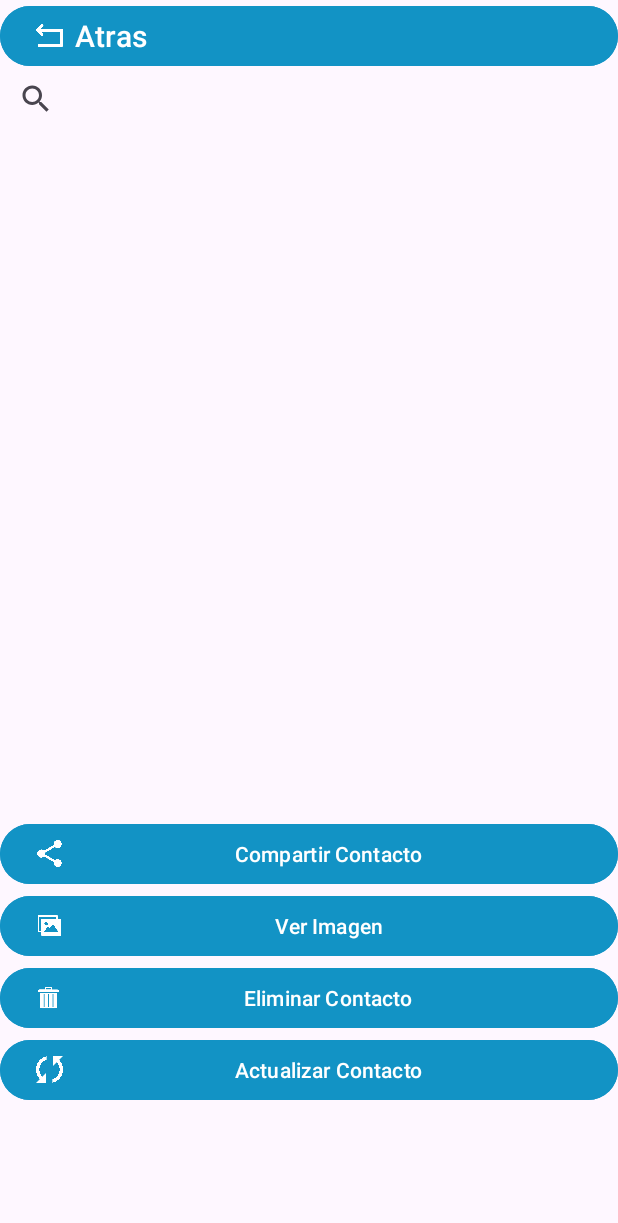
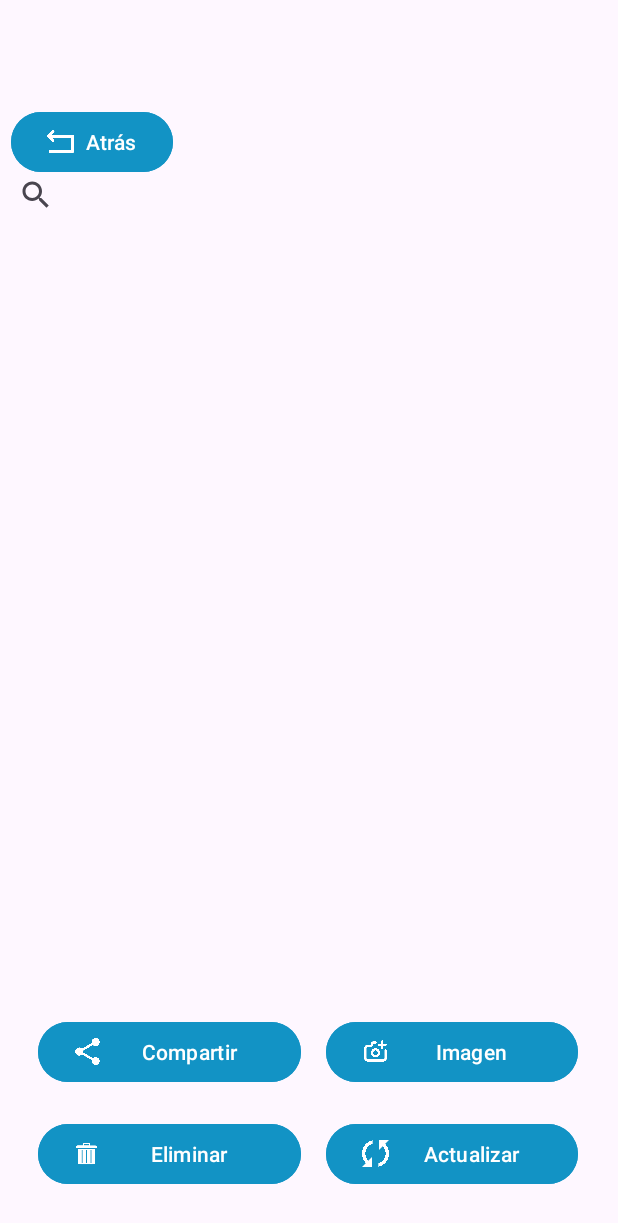
Before and after one commit to alfaken90/PM1E10040--0339, an Android app: the ActivityList screen opened directly, with no data from a screen before it, on a phone screen of 412 x 824 dp. Shown: the top 1223 px of the screen. Run offline under Robolectric (Android 15) with nearby library versions, the phone set to English and light mode, and no system bars; 1 statement that could not run was skipped.

Commit message:
MODIFICACION 22:00 ACTIVITY LIST

```diff
--- a/app/src/main/java/com/example/examen1pm1/ActivityList.java
+++ b/app/src/main/java/com/example/examen1pm1/ActivityList.java
@@ -13,25 +13,16 @@ import android.widget.Button;
 import android.widget.ListView;
 import android.widget.Toast;
 
-import com.example.examen1pm1.Conexion.SQLiteConexion;
-import com.example.examen1pm1.Conexion.Transacciones;
-import com.example.examen1pm1.Models.Contactos;
-
 import java.util.ArrayList;
 
 public class ActivityList extends AppCompatActivity {
-    SQLiteConexion conexion;
-    ListView listcontactos;
+
     Button btnregresar;
-    ArrayList<Contactos> lista;
-    ArrayList<String> Arreglocontactos;
 
     @Override
     protected void onCreate(Bundle savedInstanceState) {
         super.onCreate(savedInstanceState);
-        setContentView(R.layout.activity_list);
-
-        btnregresar = (Button) findViewById(R.id.btnregresar);
+        setContentView(R.layout.activity_lista);
 
         btnregresar.setOnClickListener(new View.OnClickListener() {
             @Override
@@ -41,51 +32,5 @@ public class ActivityList extends AppCompatActivity {
             }
         });
 
-        conexion = new SQLiteConexion(this, Transacciones.NameDatabase, null, 1);
-        listcontactos = (ListView) findViewById(R.id.listcontactos);
-
-        ObtenerTabla();
-
-        ArrayAdapter adp = new ArrayAdapter(this, android.R.layout.simple_list_item_1, Arreglocontactos);
-        listcontactos.setAdapter(adp);
-
-        listcontactos.setOnItemClickListener(new AdapterView.OnItemClickListener() {
-            @Override
-            public void onItemClick(AdapterView<?> adapterView, View view, int i, long l) {
-                String selectedItem = (String) adapterView.getItemAtPosition(i);
-                Toast.makeText(getApplicationContext(), "Seleccionaste: " + selectedItem, Toast.LENGTH_SHORT).show();
-            }
-        });
     }
-
-        private void ObtenerTabla ()
-        {
-            SQLiteDatabase db = conexion.getReadableDatabase();
-            Contactos contac = null;
-            lista = new ArrayList<Contactos>();
-
-            Cursor cursor = db.rawQuery(Transacciones.SelectTableContactos, null);
-
-            while (cursor.moveToNext()) {
-                contac = new Contactos();
-                contac.setId(cursor.getInt(0));
-                contac.setNombre(cursor.getString(1));
-                contac.setTelefono(cursor.getString(2));
-                contac.setNota(cursor.getString(3));
-                lista.add(contac);
-            }
-            cursor.close();
-            fillList();
-        }
-
-        private void fillList () {
-            Arreglocontactos = new ArrayList<String>();
-
-            for (int i = 0; i < lista.size(); i++) {
-                Arreglocontactos.add(lista.get(i).getId() + " - "
-                        + lista.get(i).getNombre() + " - "
-                        + lista.get(i).getTelefono() + " - "
-                        + lista.get(i).getNota());
-            }
-        }
 }
--- a/app/src/main/java/com/example/examen1pm1/Conexion/SQLiteConexion.java
+++ /dev/null
@@ -1,26 +0,0 @@
-package com.example.examen1pm1.Conexion;
-
-import android.content.Context;
-import android.database.sqlite.SQLiteDatabase;
-import android.database.sqlite.SQLiteOpenHelper;
-
-import androidx.annotation.Nullable;
-
-public class SQLiteConexion extends SQLiteOpenHelper {
-
-    public SQLiteConexion(@Nullable Context context,
-                          @Nullable String nombre,
-                          @Nullable SQLiteDatabase.CursorFactory factory, int version) {
-        super(context, nombre, factory, version);
-    }
-
-    @Override
-    public void onCreate(SQLiteDatabase sqLiteDatabase) {
-        sqLiteDatabase.execSQL(Transacciones.CreateTableContactos);
-    }
-    @Override
-    public void onUpgrade(SQLiteDatabase db, int oldVersion, int newVersion) {
-        db.execSQL(Transacciones.DROPTableContactos);
-        onCreate(db);
-    }
-}
--- a/app/src/main/java/com/example/examen1pm1/MainActivity.java
+++ b/app/src/main/java/com/example/examen1pm1/MainActivity.java
@@ -24,8 +24,6 @@ import android.widget.ImageView;
 import android.widget.Spinner;
 import android.widget.Toast;
 
-import com.example.examen1pm1.Conexion.SQLiteConexion;
-import com.example.examen1pm1.Conexion.Transacciones;
 import com.example.examen1pm1.db.DbContactos;
 import com.example.examen1pm1.db.dbPaises;
 import com.example.examen1pm1.modelos.paises;
--- a/app/src/main/res/layout/activity_list.xml
+++ /dev/null
@@ -1,63 +0,0 @@
-<?xml version="1.0" encoding="utf-8"?>
-<LinearLayout xmlns:android="http://schemas.android.com/apk/res/android"
-    xmlns:app="http://schemas.android.com/apk/res-auto"
-    xmlns:tools="http://schemas.android.com/tools"
-    android:layout_width="match_parent"
-    android:layout_height="match_parent"
-    android:orientation="vertical"
-    tools:context=".ActivityList">
-
-        <Button
-            android:id="@+id/btnregresar"
-            android:layout_width="match_parent"
-            android:layout_height="wrap_content"
-            android:backgroundTint="#1293C5"
-            android:text="Atras"
-            android:textAlignment="viewStart"
-            android:textSize="20dp"
-            app:icon="@drawable/regresaar" />
-
-        <SearchView
-            android:layout_width="match_parent"
-            android:layout_height="36dp" />
-
-        <ListView
-            android:id="@+id/listcontactos"
-            android:layout_width="wrap_content"
-            android:layout_height="461dp" />
-
-        <Button
-            android:id="@+id/button2"
-            android:layout_width="match_parent"
-            android:layout_height="wrap_content"
-            android:backgroundTint="#1293C5"
-            android:text="Compartir Contacto"
-            android:textAlignment="center"
-            app:icon="@drawable/compartir" />
-
-        <Button
-            android:id="@+id/button3"
-            android:layout_width="match_parent"
-            android:layout_height="wrap_content"
-            android:backgroundTint="#1293C5"
-            android:text="Ver Imagen"
-            app:icon="@drawable/ver_imageeen"
-            app:iconTint="#FFFFFF" />
-
-        <Button
-            android:id="@+id/button4"
-            android:layout_width="match_parent"
-            android:layout_height="wrap_content"
-            android:backgroundTint="#1293C5"
-            android:text="Eliminar Contacto"
-            app:icon="@drawable/eliminar" />
-
-        <Button
-            android:id="@+id/button5"
-            android:layout_width="match_parent"
-            android:layout_height="wrap_content"
-            android:backgroundTint="#1293C5"
-            android:text="Actualizar Contacto"
-            app:icon="@drawable/actualizar" />
-
-</LinearLayout>
--- a/app/src/main/res/layout/activity_lista.xml
+++ b/app/src/main/res/layout/activity_lista.xml
@@ -13,7 +13,9 @@
         android:layout_height="48dp"
         android:layout_marginStart="25dp"
         android:layout_marginTop="25dp"
+        android:backgroundTint="#1293C5"
         android:text="Compartir"
+        app:icon="@drawable/compartir"
         app:layout_constraintStart_toStartOf="parent"
         app:layout_constraintTop_toBottomOf="@+id/recyclerView" />
 
@@ -24,7 +26,9 @@
         android:layout_marginStart="15dp"
         android:layout_marginTop="25dp"
         android:layout_marginEnd="25dp"
+        android:backgroundTint="#1293C5"
         android:text="Imagen"
+        app:icon="@drawable/camara"
         app:layout_constraintEnd_toEndOf="parent"
         app:layout_constraintStart_toEndOf="@+id/btnEliminar"
         app:layout_constraintTop_toBottomOf="@+id/recyclerView" />
@@ -33,8 +37,11 @@
         android:id="@+id/btnAtras"
         android:layout_width="wrap_content"
         android:layout_height="wrap_content"
+        android:layout_marginStart="10dp"
         android:layout_marginEnd="300dp"
+        android:backgroundTint="#1293C5"
         android:text="Atrás"
+        app:icon="@drawable/regresaar"
         app:layout_constraintBottom_toTopOf="@+id/recyclerView"
         app:layout_constraintEnd_toEndOf="parent"
         app:layout_constraintStart_toStartOf="parent"
@@ -55,7 +62,9 @@
         android:layout_height="48dp"
         android:layout_marginStart="25dp"
         android:layout_marginTop="20dp"
+        android:backgroundTint="#1293C5"
         android:text="Eliminar"
+        app:icon="@drawable/eliminar"
         app:layout_constraintStart_toStartOf="parent"
         app:layout_constraintTop_toBottomOf="@+id/btnCompartir" />
 
@@ -66,8 +75,16 @@
         android:layout_marginStart="15dp"
         android:layout_marginTop="20dp"
         android:layout_marginEnd="25dp"
+        android:backgroundTint="#1293C5"
         android:text="Actualizar"
+        app:icon="@drawable/actualizar"
         app:layout_constraintEnd_toEndOf="parent"
         app:layout_constraintStart_toEndOf="@+id/btnEliminar"
         app:layout_constraintTop_toBottomOf="@+id/btnVerImagen" />
+
+    <SearchView
+        android:layout_width="409dp"
+        android:layout_height="22dp"
+        app:layout_constraintTop_toBottomOf="@+id/btnAtras"
+        tools:layout_editor_absoluteX="1dp" />
 </androidx.constraintlayout.widget.ConstraintLayout>
```
Also changed, not shown: app/src/main/java/com/example/examen1pm1/Conexion/Transacciones.java (deleted, +0 -19 lines), app/src/main/java/com/example/examen1pm1/Models/Contactos.java (deleted, +0 -49 lines), app/src/main/java/com/example/examen1pm1/modelos/Contactos.java (line endings or trailing spaces).
